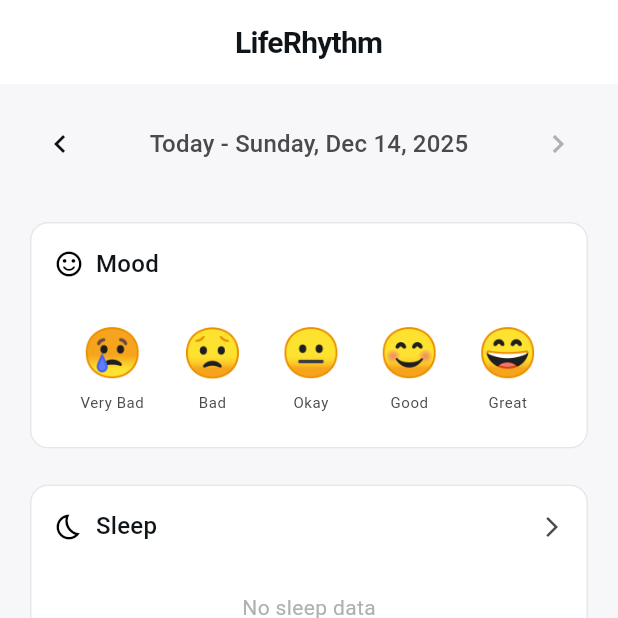
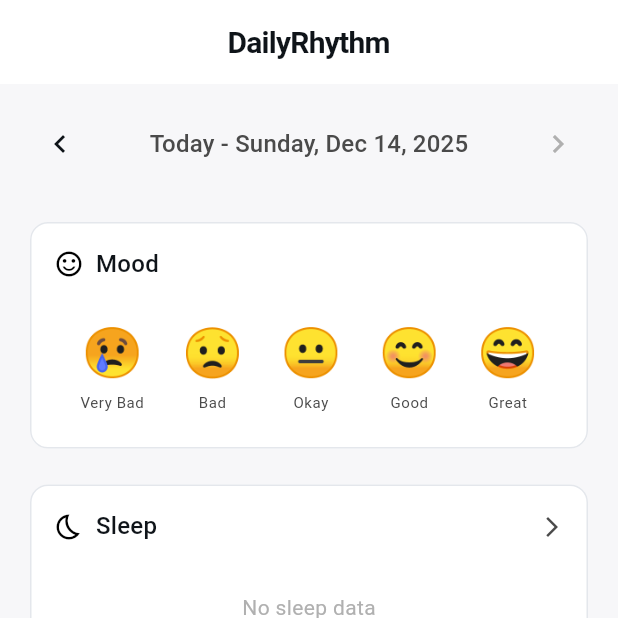
Before and after one commit to NotYuSheng/DailyRhythm, a Flutter app: the screen it shows after launch, on a phone screen of 412 x 824 dp, the top half of it. Run offline on Flutter 3.47's test engine with Material 3 defaults, Android fonts, the phone set to English and light mode, and no system bars; our stand-ins replace csv, file_picker, fl_chart, flutter_riverpod, google_sign_in, shared_preferences and 4 more; missing offline and left inert: extension_google_sign_in_as_googleapis_auth, googleapis; accounts and stored records are empty.

Commit message:
refactor: Replace all LifeRhythm references with DailyRhythm
- Update app class name from LifeRhythmApp to DailyRhythmApp
- Rename database file from liferhythm.db to dailyrhythm.db
- Update Google Drive backup file naming and folder structure
- Change Android package identifier from com.liferhythm to com.dailyrhythm
- Update iOS and macOS bundle identifiers and app names
- Update all UI text references (app title, headers, etc.)
- Update export folder naming convention
- Update theme documentation

🤖 Generated with [Claude Code](https://claude.com/claude-code)

Co-Authored-By: Claude Sonnet 4.5 <noreply@anthropic.com>

```diff
--- a/lib/main.dart
+++ b/lib/main.dart
@@ -28,20 +28,20 @@ void main() async {
 
   runApp(
     const ProviderScope(
-      child: LifeRhythmApp(),
+      child: DailyRhythmApp(),
     ),
   );
 }
 
-class LifeRhythmApp extends ConsumerWidget {
-  const LifeRhythmApp({super.key});
+class DailyRhythmApp extends ConsumerWidget {
+  const DailyRhythmApp({super.key});
 
   @override
   Widget build(BuildContext context, WidgetRef ref) {
     final themeMode = ref.watch(themeModeProvider);
 
     return MaterialApp(
-      title: 'LifeRhythm',
+      title: 'DailyRhythm',
       debugShowCheckedModeBanner: false,
       theme: AppTheme.lightTheme,
       darkTheme: AppTheme.darkTheme,
--- a/lib/screens/journal_screen.dart
+++ b/lib/screens/journal_screen.dart
@@ -83,7 +83,7 @@ class _JournalScreenState extends ConsumerState<JournalScreen> {
   Widget build(BuildContext context) {
     return Scaffold(
       appBar: AppBar(
-        title: const Text('LifeRhythm'),
+        title: const Text('DailyRhythm'),
         actions: [
           if (!_isToday(_selectedDate))
             TextButton(
--- a/lib/services/backup_service.dart
+++ b/lib/services/backup_service.dart
@@ -26,7 +26,7 @@ class BackupService {
 
       // Get database file path
       final dbPath = await getDatabasesPath();
-      final dbFile = File(join(dbPath, 'liferhythm.db'));
+      final dbFile = File(join(dbPath, 'dailyrhythm.db'));
 
       if (!await dbFile.exists()) {
         return BackupResult(
@@ -85,11 +85,11 @@ class BackupService {
 
       // Get current database path
       final dbPath = await getDatabasesPath();
-      final currentDbFile = File(join(dbPath, 'liferhythm.db'));
+      final currentDbFile = File(join(dbPath, 'dailyrhythm.db'));
 
       // Create backup of current database before restoring
       if (await currentDbFile.exists()) {
-        final backupPath = join(dbPath, 'liferhythm_backup_before_restore.db');
+        final backupPath = join(dbPath, 'dailyrhythm_backup_before_restore.db');
         await currentDbFile.copy(backupPath);
       }
 
@@ -177,7 +177,7 @@ class BackupService {
 
     // Get database size
     final dbPath = await getDatabasesPath();
-    final dbFile = File(join(dbPath, 'liferhythm.db'));
+    final dbFile = File(join(dbPath, 'dailyrhythm.db'));
     int dbSize = 0;
     if (await dbFile.exists()) {
       dbSize = await dbFile.length();
--- a/lib/services/database_service.dart
+++ b/lib/services/database_service.dart
@@ -17,7 +17,7 @@ class DatabaseService {
 
   Future<Database> get database async {
     if (_database != null) return _database!;
-    _database = await _initDB('liferhythm.db');
+    _database = await _initDB('dailyrhythm.db');
     return _database!;
   }
 
--- a/lib/services/export_service.dart
+++ b/lib/services/export_service.dart
@@ -54,7 +54,7 @@ class ExportService {
     }
 
     final timestamp = DateFormat('yyyy-MM-dd_HH-mm-ss').format(DateTime.now());
-    final exportDir = Directory('${directory.path}/LifeRhythm_Export_$timestamp');
+    final exportDir = Directory('${directory.path}/DailyRhythm_Export_$timestamp');
     await exportDir.create(recursive: true);
 
     // Export each data type to separate CSV files and count entries
--- a/lib/services/google_drive_service.dart
+++ b/lib/services/google_drive_service.dart
@@ -111,12 +111,12 @@ class GoogleDriveService {
 
       // Create file metadata
       final timestamp = DateTime.now().toIso8601String().replaceAll(':', '-');
-      final fileName = 'liferhythm_backup_$timestamp.db';
+      final fileName = 'dailyrhythm_backup_$timestamp.db';
 
       final driveFile = drive.File();
       driveFile.name = fileName;
       driveFile.parents = [folderId];
-      driveFile.description = 'LifeRhythm database backup';
+      driveFile.description = 'DailyRhythm database backup';
 
       // Upload file
       final media = drive.Media(dbFile.openRead(), dbFile.lengthSync());
@@ -154,7 +154,7 @@ class GoogleDriveService {
 
       // List all backup files, sorted by creation time
       final fileList = await _driveApi!.files.list(
-        q: "'$folderId' in parents and name contains 'liferhythm_backup_' and trashed=false",
+        q: "'$folderId' in parents and name contains 'dailyrhythm_backup_' and trashed=false",
         orderBy: 'createdTime desc',
         spaces: 'drive',
         $fields: 'files(id, name, createdTime)',
@@ -207,7 +207,7 @@ class GoogleDriveService {
       final folderId = await _getOrCreateBackupFolder();
 
       final fileList = await _driveApi!.files.list(
-        q: "'$folderId' in parents and name contains 'liferhythm_backup_' and trashed=false",
+        q: "'$folderId' in parents and name contains 'dailyrhythm_backup_' and trashed=false",
         orderBy: 'createdTime desc',
         spaces: 'drive',
         $fields: 'files(id, name, createdTime, size)',
@@ -256,7 +256,7 @@ class GoogleDriveService {
     try {
       // Search for existing folder
       final fileList = await _driveApi!.files.list(
-        q: "name='LifeRhythm_Backups' and mimeType='application/vnd.google-apps.folder' and trashed=false",
+        q: "name='DailyRhythm_Backups' and mimeType='application/vnd.google-apps.folder' and trashed=false",
         spaces: 'drive',
         $fields: 'files(id, name)',
       );
@@ -267,7 +267,7 @@ class GoogleDriveService {
 
       // Create new folder
       final folder = drive.File();
-      folder.name = 'LifeRhythm_Backups';
+      folder.name = 'DailyRhythm_Backups';
       folder.mimeType = 'application/vnd.google-apps.folder';
 
       final response = await _driveApi!.files.create(folder);
--- a/lib/theme/app_theme.dart
+++ b/lib/theme/app_theme.dart
@@ -1,6 +1,6 @@
 import 'package:flutter/material.dart';
 
-/// LifeRhythm - Monochrome Rhythm-Inspired Theme
+/// DailyRhythm - Monochrome Rhythm-Inspired Theme
 ///
 /// Design Philosophy:
 /// - Pure monochrome palette (blacks, whites, grays)
```
Also changed, not shown: 6 other files.
